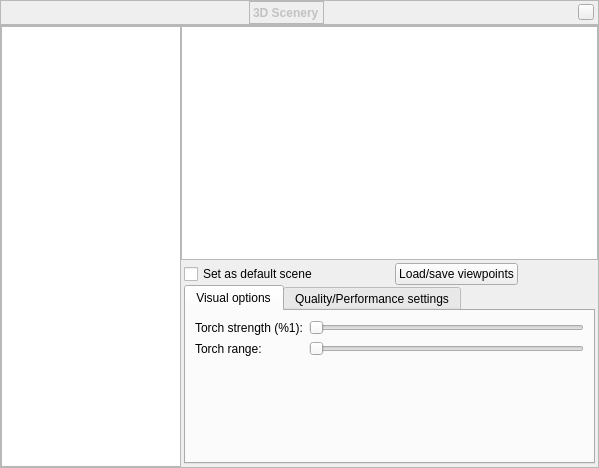
519984307/stellarium_src, file plugins/Scenery3d/src/gui/scenery3dDialog.ui: the form before one commit.
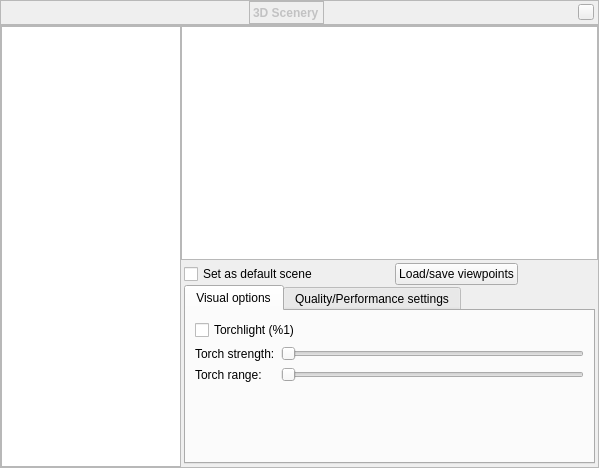
The form after the commit. The open tabs and pages were chosen to show the change. Custom widgets are drawn as their Qt base class.

Commit message: Add torchlight checkbox to GUI Minimum Ambient lighting is now taken from LandscapeMgr/the current Landscape depending on user landscape settings

```diff
--- a/plugins/Scenery3d/src/gui/scenery3dDialog.ui
+++ b/plugins/Scenery3d/src/gui/scenery3dDialog.ui
@@ -404,17 +404,17 @@
                  <property name="fieldGrowthPolicy">
                   <enum>QFormLayout::AllNonFixedFieldsGrow</enum>
                  </property>
-                 <item row="0" column="0">
+                 <item row="1" column="0">
                   <widget class="QLabel" name="labelTorchStrength">
                    <property name="text">
-                    <string>Torch strength (%1):</string>
+                    <string>Torch strength:</string>
                    </property>
                    <property name="buddy">
                     <cstring>sliderTorchStrength</cstring>
                    </property>
                   </widget>
                  </item>
-                 <item row="0" column="1">
+                 <item row="1" column="1">
                   <widget class="QSlider" name="sliderTorchStrength">
                    <property name="maximum">
                     <number>100</number>
@@ -424,7 +424,7 @@
                    </property>
                   </widget>
                  </item>
-                 <item row="1" column="0">
+                 <item row="2" column="0">
                   <widget class="QLabel" name="label_4">
                    <property name="text">
                     <string>Torch range:</string>
@@ -434,7 +434,7 @@
                    </property>
                   </widget>
                  </item>
-                 <item row="1" column="1">
+                 <item row="2" column="1">
                   <widget class="QSlider" name="sliderTorchRange">
                    <property name="maximum">
                     <number>10000</number>
@@ -450,6 +450,13 @@
                    </property>
                   </widget>
                  </item>
+                 <item row="0" column="0" colspan="2">
+                  <widget class="QCheckBox" name="checkBoxTorchlight">
+                   <property name="text">
+                    <string>Torchlight (%1)</string>
+                   </property>
+                  </widget>
+                 </item>
                 </layout>
                </widget>
                <widget class="QWidget" name="tab_2">
```
Left out of the diff: 2 changed lines with no effect on the pictures. The commit also changes 2 other files.
